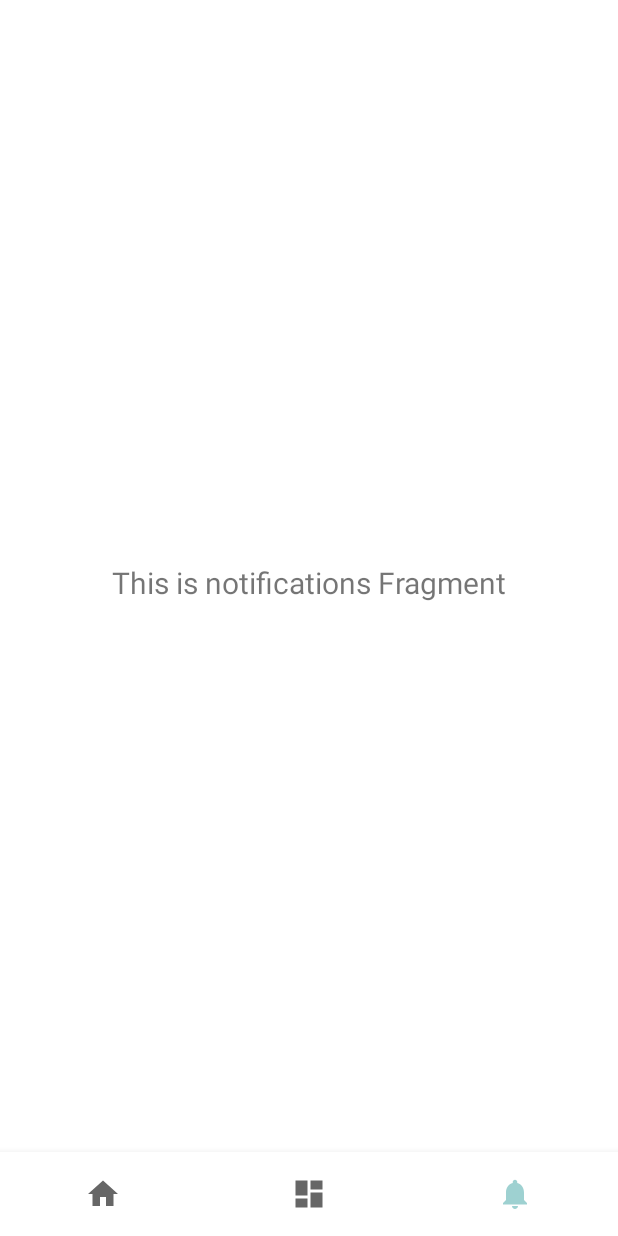
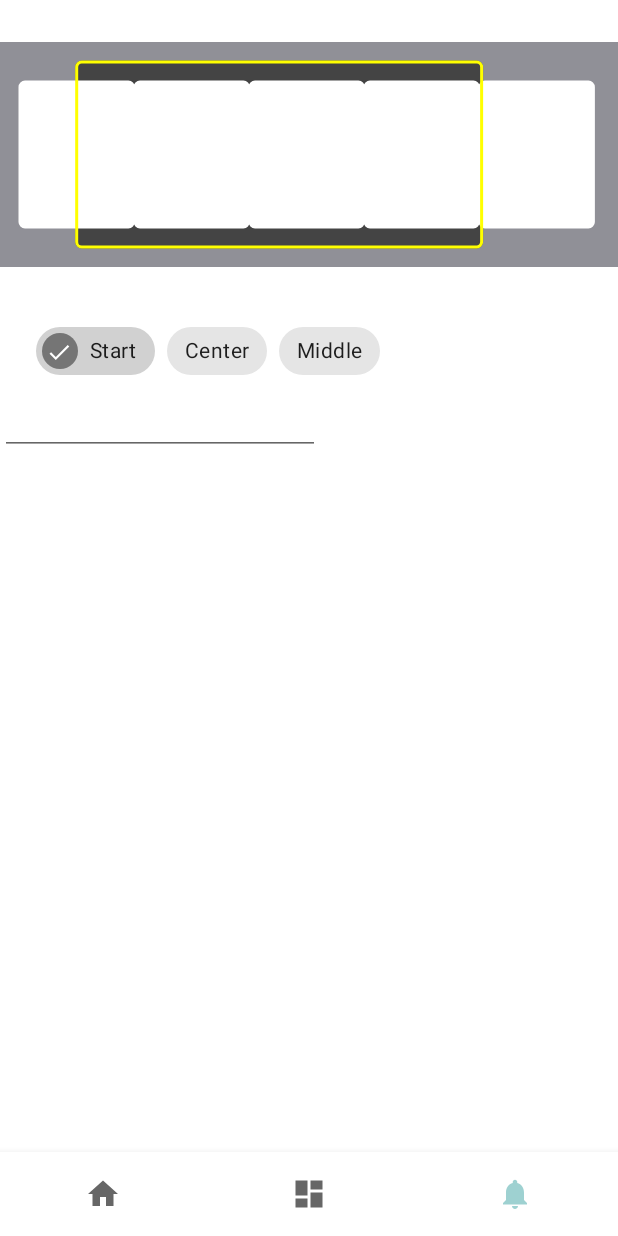
Before and after one commit to AndreyK1105/notePad-android, an Android app: the NotificationsFragment screen opened through its navigation route, on a phone screen of 412 x 824 dp. Run offline under Robolectric (Android 15) with nearby library versions, the phone set to English and light mode, and no system bars; our stand-ins replace navigation-ui.

Commit message:
DrawView

```diff
--- a/app/src/main/java/com/example/mynotepad/ui/dashboard/AdapterNotes.kt
+++ b/app/src/main/java/com/example/mynotepad/ui/dashboard/AdapterNotes.kt
@@ -1,6 +1,7 @@
 package com.example.mynotepad.ui.dashboard
 
 import android.content.DialogInterface.OnClickListener
+import android.util.Log
 import android.view.LayoutInflater
 import android.view.View
 import android.view.ViewGroup
@@ -10,6 +11,8 @@ import androidx.recyclerview.widget.RecyclerView
 import com.example.domain.models.Note
 import com.example.mynotepad.R
 import java.text.DateFormat
+import java.text.SimpleDateFormat
+import java.util.Date
 
 class AdapterNotes(private val notes: List<Note>,
                    private val listener: RecyclerItemListener
@@ -52,8 +55,9 @@ view.setOnClickListener(this)
        // Log.v("a","adapter bnind ${ notes[0].textNote}" )
         val item=notes[position]
        holder.textNote.text="${item.textNote.trimEnd() }"
-        holder.textDate.text=item.dateLong.toString()
-        holder.textDateLong.text=item.id.toString()
+        holder.textDate.text=SimpleDateFormat("dd-MM-yy").format(item.dateLong*1000) //  Date(item.dateLong).toDate
+        holder.textDateLong.text="id:${item.id.toString()}"
+
 //        holder.itemView.setOnClickListener{
 //           if (onClickListener!=null){
 //               onClickListener!!.onClick(position, item)
--- a/app/src/main/java/com/example/mynotepad/ui/editnote/EditNote.kt
+++ b/app/src/main/java/com/example/mynotepad/ui/editnote/EditNote.kt
@@ -91,10 +91,14 @@ val callback= requireActivity().onBackPressedDispatcher.addCallback(this){
         toolbar.setOnMenuItemClickListener{
             when(it.itemId){
                 R.id.action_save ->{
-                    Log.v("a", "click listener action save ")
+
                     lifecycleScope.launch{
-                       val currentData=System.currentTimeMillis()
-                        viewModel.saveNote(Note(idNoteArg, editTextNote, currentData ))
+
+                       val currentData=System.currentTimeMillis()/1000
+
+
+                     //   Log.v("a", "click listener action save current millisec/1000.toInt= $currentDataInt")
+                        viewModel.saveNote(Note(idNoteArg, editTextNote, currentData.toLong() ))
                     }
                     true
                 }
--- /dev/null
+++ b/app/src/main/java/com/example/mynotepad/ui/notifications/DrawView.kt
@@ -0,0 +1,79 @@
+package com.example.mynotepad.ui.notifications
+
+import android.content.Context
+import android.graphics.Canvas
+import android.graphics.Color
+import android.graphics.Paint
+import android.util.AttributeSet
+import android.util.Log
+import android.view.View
+import kotlin.math.roundToInt
+
+class DrawView(context:Context, attrs:AttributeSet) : View(context,attrs) {
+    private val paintTails= Paint()
+    private val paintSquare= Paint()
+    private val paintSquareBorder= Paint()
+    var sizeTile=420
+
+    init {
+        paintSquare.style=Paint.Style.FILL_AND_STROKE
+        paintSquare.color=Color.DKGRAY
+        paintSquare.strokeWidth=3f
+
+        paintSquareBorder.style=Paint.Style.STROKE
+        paintSquareBorder.color=Color.YELLOW
+        paintSquareBorder.strokeWidth=3f
+
+
+        paintTails.style=Paint.Style.FILL_AND_STROKE
+        paintTails.color=Color.WHITE
+        paintTails.strokeWidth=3f
+    }
+    override fun onDraw(canvas: Canvas) {
+        super.onDraw(canvas)
+
+        val sizeSquare=1500
+
+        val sizeGap=6
+        val amountTilesFl=sizeSquare.toFloat()/(sizeTile+sizeGap)+1
+        val amountTiles=amountTilesFl.roundToInt()
+        Log.v("a","drawView  amountTiles= $amountTiles" )
+        val sizeTileDpWithGap=(width-40)/amountTiles
+        val scale:Float = sizeTileDpWithGap.toFloat()/(sizeTile.toFloat()+sizeGap.toFloat())
+        val sizeTileDp=sizeTile*scale
+        val sizeSquareDp=sizeSquare*scale
+        val sizeGapDp=sizeGap*scale
+
+
+
+        val leftSquare=20f+sizeTileDp/2
+        val rightSquare=leftSquare+sizeSquareDp
+        val topSquare=20f
+        val bottomSquare=height-20f
+        //val bottomSquare=width.coerceAtMost(height)/2f
+
+        val pts:FloatArray = floatArrayOf( 5f,10f, 25f,50f, 125f,50f,35f,80f)
+
+        val leftTile=20f
+        val rightTile=20f+sizeTileDp
+        val topTile=40f
+        val bottomTile=height-40f
+        canvas.drawRoundRect (leftSquare,topSquare,rightSquare,bottomSquare,5f,5f, paintSquare )
+        Log.v("a","drawView  sizeTileDp= $sizeTileDp" )
+        Log.v("a","drawView  sizeGapDp= $sizeGapDp" )
+for (i in 1..amountTiles){
+    canvas.drawRoundRect (leftTile+sizeTileDp*(i-1)+sizeGapDp*(i-1),topTile,rightTile+sizeTileDp*(i-1)+sizeGapDp*(i-1),bottomTile,5f,5f, paintTails )
+    Log.v("a","drawView  leftTile+sizeTileDp*(i-1)+2*i= ${leftTile + sizeTileDp * (i - 1) + 2 * i}" )
+
+}
+        canvas.drawRoundRect (leftSquare,topSquare,rightSquare,bottomSquare,5f,5f, paintSquareBorder )
+
+
+    }
+
+
+    fun changeTile(newSizeTile:Int){
+        sizeTile=newSizeTile
+        invalidate()
+    }
+}
--- a/app/src/main/java/com/example/mynotepad/ui/notifications/NotificationsFragment.kt
+++ b/app/src/main/java/com/example/mynotepad/ui/notifications/NotificationsFragment.kt
@@ -1,13 +1,19 @@
 package com.example.mynotepad.ui.notifications
 
 import android.os.Bundle
+import android.text.Editable
+import android.text.TextWatcher
+import android.util.Log
+import android.view.KeyEvent
 import android.view.LayoutInflater
 import android.view.View
 import android.view.ViewGroup
+import android.widget.ImageView
 import android.widget.TextView
 import androidx.fragment.app.Fragment
 import androidx.lifecycle.ViewModelProvider
 import com.example.mynotepad.databinding.FragmentNotificationsBinding
+import com.google.android.material.chip.ChipGroup
 
 class NotificationsFragment : Fragment() {
 
@@ -28,10 +34,60 @@ class NotificationsFragment : Fragment() {
         _binding = FragmentNotificationsBinding.inflate(inflater, container, false)
         val root: View = binding.root
 
-        val textView: TextView = binding.textNotifications
-        notificationsViewModel.text.observe(viewLifecycleOwner) {
-            textView.text = it
-        }
+        val drawView:DrawView=binding.drawView
+        val editTextNumber=binding.editTextNumber2
+
+
+
+        editTextNumber.setOnKeyListener(object :View.OnKeyListener{
+            override fun onKey(p0: View?, p1: Int, p2: KeyEvent?): Boolean {
+                if (p2?.action==KeyEvent.ACTION_DOWN&&
+                    p1==KeyEvent.KEYCODE_ENTER){
+                    val enterSize=editTextNumber.text.toString()
+                    Log.v("a","NotificationsFragment  enterSize=$enterSize  ")
+                    drawView.changeTile(enterSize.toInt())
+
+                   editTextNumber.clearFocus()
+                    editTextNumber.isCursorVisible=false
+                    return true
+                }
+                return false
+            }
+        })
+
+
+//        val textView: TextView = binding.textNotifications
+//        notificationsViewModel.text.observe(viewLifecycleOwner) {
+//            textView.text = it
+//        }
+//        Log.v("a","NotificationsFragment  setOnCheckedStateChangeListener chekedChip = 000  ")
+
+
+
+
+        val chipGroup:ChipGroup = binding.chipGroup
+
+        val chipStart=binding.chipStart
+        chipStart.isChecked=true
+//        chipStart.setOnClickListener(){
+//            value->
+//            Log.v("a","NotificationsFragment  setOnClickListener chekedChip = ")
+//        }
+//        chipStart.setOnCheckedChangeListener(){
+//            chipStart, isChecked->
+//            Log.v("a","NotificationsFragment  setOnCheckedChangeListener isChecked =$isChecked ")
+//        }
+        val chekedChip=chipGroup.checkedChipId
+        Log.v("a","NotificationsFragment  setOnCheckedStateChangeListener chekedChip = $chekedChip ")
+
+            chipGroup.setOnCheckedStateChangeListener{group, chekedChip ->
+            Log.v("a","NotificationsFragment  setOnCheckedStateChangeListener chekedChip = $chekedChip  chipGroup=$group "
+            )
+
+            }
+
+
+
         return root
 
     }
--- a/app/src/main/res/layout/fragment_notifications.xml
+++ b/app/src/main/res/layout/fragment_notifications.xml
@@ -6,17 +6,61 @@
     android:layout_height="match_parent"
     tools:context=".ui.notifications.NotificationsFragment">
 
-    <TextView
-        android:id="@+id/text_notifications"
+    <com.example.mynotepad.ui.notifications.DrawView
+        android:id="@+id/drawView"
+        android:layout_width="0dp"
+        android:layout_height="150dp"
+        android:layout_marginTop="28dp"
+        android:background="@color/material_dynamic_neutral60"
+        app:layout_constraintStart_toStartOf="parent"
+        app:layout_constraintTop_toTopOf="parent">
+
+    </com.example.mynotepad.ui.notifications.DrawView>
+
+    <EditText
+        android:id="@+id/editTextNumber2"
+        android:layout_width="wrap_content"
+        android:layout_height="wrap_content"
+        android:ems="10"
+        android:inputType="number"
+        app:layout_constraintStart_toStartOf="parent"
+        app:layout_constraintTop_toBottomOf="@+id/chipGroup" />
+
+    <com.google.android.material.chip.ChipGroup
+        android:id="@+id/chipGroup"
         android:layout_width="match_parent"
         android:layout_height="wrap_content"
-        android:layout_marginStart="8dp"
-        android:layout_marginTop="8dp"
-        android:layout_marginEnd="8dp"
-        android:textAlignment="center"
-        android:textSize="20sp"
-        app:layout_constraintBottom_toBottomOf="parent"
-        app:layout_constraintEnd_toEndOf="parent"
-        app:layout_constraintStart_toStartOf="parent"
-        app:layout_constraintTop_toTopOf="parent" />
+        android:layout_marginStart="24dp"
+        android:layout_marginTop="32dp"
+        app:layout_constraintStart_toStartOf="@+id/drawView"
+        app:layout_constraintTop_toBottomOf="@+id/drawView"
+        app:singleLine="true"
+        app:singleSelection="true"
+        app:selectionRequired="true">
+
+        <com.google.android.material.chip.Chip
+            android:id="@+id/chipStart"
+            android:layout_width="wrap_content"
+            android:layout_height="wrap_content"
+            android:checkable="true"
+            android:text="@string/start" />
+
+        <com.google.android.material.chip.Chip
+            android:id="@+id/chipCenter"
+            android:layout_width="wrap_content"
+            android:layout_height="wrap_content"
+            android:checkable="true"
+            android:text="@string/center" />
+
+        <com.google.android.material.chip.Chip
+            android:id="@+id/chipMidle"
+            android:layout_width="wrap_content"
+            android:layout_height="wrap_content"
+            android:checkable="true"
+            android:text="@string/middle" />
+
+
+
+
+    </com.google.android.material.chip.ChipGroup>
 </androidx.constraintlayout.widget.ConstraintLayout>
--- a/app/src/main/res/layout/item_note.xml
+++ b/app/src/main/res/layout/item_note.xml
@@ -9,9 +9,7 @@
         android:id="@+id/view"
         android:layout_width="wrap_content"
         android:layout_height="60dp"
-        android:layout_marginStart="8dp"
         android:layout_marginTop="8dp"
-        android:layout_marginEnd="8dp"
         android:background="@drawable/text_view_style"
         app:layout_constraintEnd_toEndOf="parent"
         app:layout_constraintStart_toStartOf="parent"
@@ -19,25 +17,28 @@
 
     <TextView
         android:id="@+id/itemNote"
-        android:layout_width="wrap_content"
+        android:layout_width="0dp"
         android:layout_height="wrap_content"
-        android:layout_marginStart="8dp"
+        android:layout_marginStart="16dp"
+        android:layout_marginTop="8dp"
+        android:layout_marginEnd="16dp"
         android:ellipsize="end"
         android:maxLines="1"
         android:singleLine="true"
         android:text="TextView"
         android:textSize="20sp"
+        app:layout_constraintEnd_toEndOf="@+id/view"
         app:layout_constraintStart_toStartOf="@+id/view"
-        app:layout_constraintTop_toTopOf="@+id/view" />
+        app:layout_constraintTop_toTopOf="parent" />
 
     <TextView
         android:id="@+id/dateNote"
         android:layout_width="wrap_content"
         android:layout_height="wrap_content"
-        android:layout_marginStart="8dp"
+        android:layout_marginStart="24dp"
         android:layout_marginTop="4dp"
         android:text="dataNote"
-        app:layout_constraintStart_toStartOf="@+id/view"
+        app:layout_constraintStart_toStartOf="parent"
         app:layout_constraintTop_toBottomOf="@+id/itemNote" />
 
     <TextView
--- /dev/null
+++ b/app/src/main/res/values/attrs.xml
@@ -0,0 +1,8 @@
+<?xml version="1.0" encoding="utf-8"?>
+<resources>
+    <declare-styleable name="DrawView">
+        <attr name="showText" format="boolean">
+
+        </attr>
+    </declare-styleable>
+</resources>
--- a/app/src/main/res/values/strings.xml
+++ b/app/src/main/res/values/strings.xml
@@ -3,7 +3,14 @@
     <string name="title_home">Home</string>
     <string name="title_dashboard">Dashboard</string>
     <string name="title_notifications">Notifications</string>
+    <string name= "start" >Start</string>
+
     <!-- TODO: Remove or change this placeholder text -->
     <string name="hello_blank_fragment">Hello blank fragment</string>
     <string name="button">Button name</string>
+
+
+    <string name="center">Center</string>
+    <string name="middle">Middle</string>
+
 </resources>
--- a/data/src/main/java/com/example/data/storage/roomstorage/RoomNoteStorage.kt
+++ b/data/src/main/java/com/example/data/storage/roomstorage/RoomNoteStorage.kt
@@ -1,5 +1,6 @@
 package com.example.data.storage.roomstorage
 
+import android.util.Log
 import com.example.data.repository.NoteRepositoryEntity
 import com.example.data.storage.NoteStorage
 import com.example.data.storage.roomstorage.notes.entities.NoteRoomEntity
@@ -23,6 +24,7 @@ class RoomNoteStorage(
                 val notes = arrayListOf<NoteRepositoryEntity>()
                 for (note in value) {
                     notes.add(NoteRepositoryEntity(note.id, note.note, note.noteLong.toLong()))
+
                 }
                 emit(notes.toList())
             }
@@ -52,7 +54,8 @@ class RoomNoteStorage(
 
     override suspend fun addNote(note: Note): Boolean {
         notesDao.createNote(NoteRoomEntity(id = note.id, note = note.textNote, noteLong = note.dateLong.toInt()))
-
+        Log.v("a","roomNoteStorage note.dateLong= ${note.dateLong}" )
+        Log.v("a","roomNoteStorage note.dateLong.toInt= ${note.dateLong.toInt()}" )
         return true//   TODO("Not yet implemented")
     }
 
```
